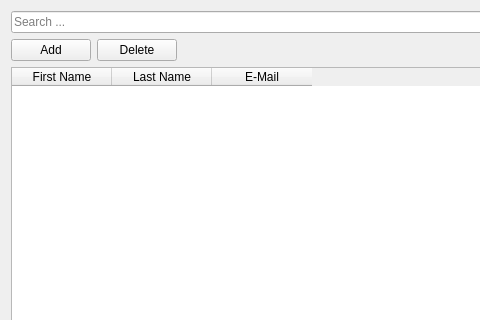
This is ui/personView.ui in olk90/pyIM as Qt 5 draws it before an edit; both pictures show x 0 to 480 and y 0 to 320 of the 988 by 688 pixel window. The edited form follows.
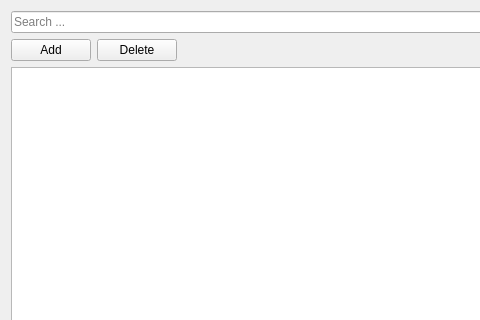
This is the edited form.

Commit message: converted table widgets to table views

Patch:
```diff
--- a/ui/personView.ui
+++ b/ui/personView.ui
@@ -61,23 +61,7 @@
       </layout>
      </item>
      <item>
-      <widget class="QTableWidget" name="table">
-       <column>
-        <property name="text">
-         <string>First Name</string>
-        </property>
-       </column>
-       <column>
-        <property name="text">
-         <string>Last Name</string>
-        </property>
-       </column>
-       <column>
-        <property name="text">
-         <string>E-Mail</string>
-        </property>
-       </column>
-      </widget>
+      <widget class="QTableView" name="table"/>
      </item>
     </layout>
    </item>
```
The commit also changes 7 other files.
